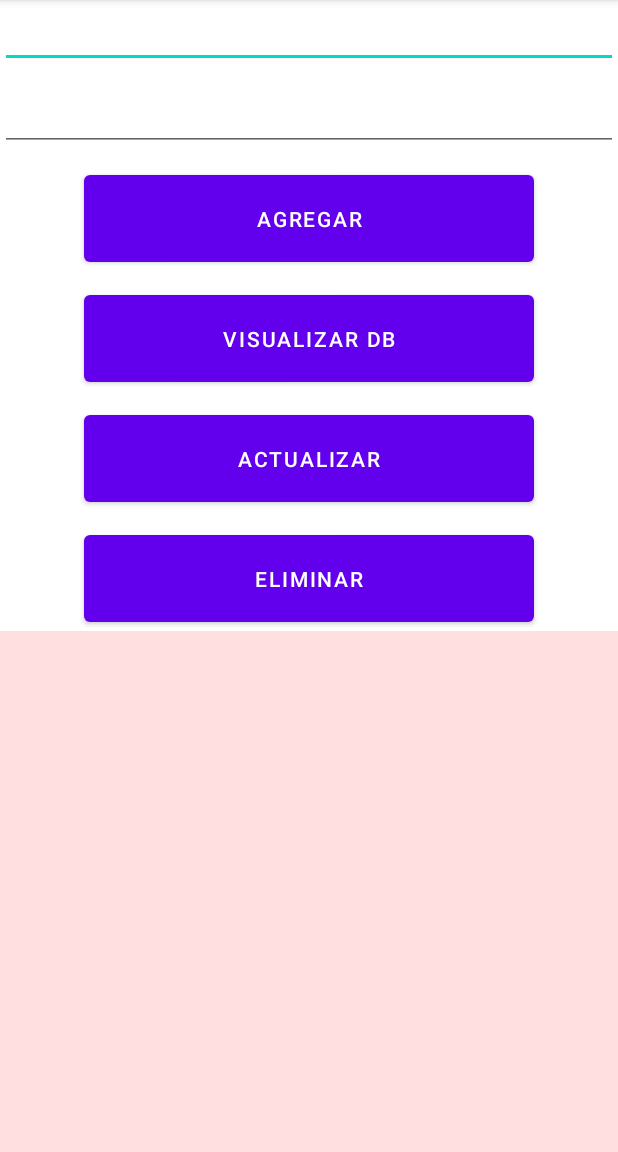
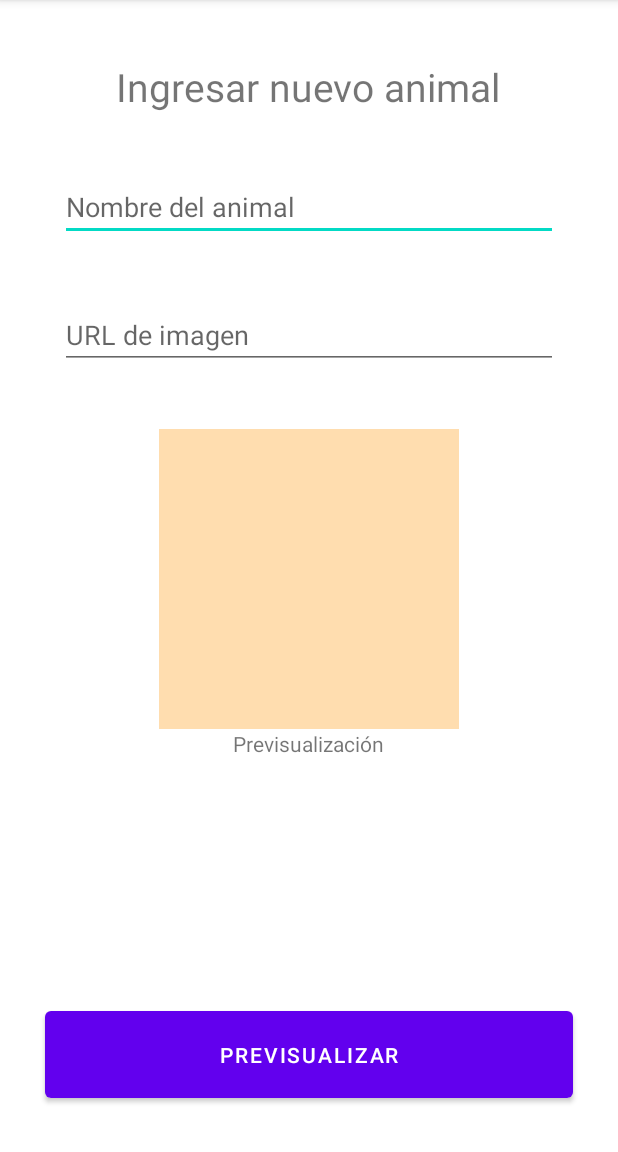
Before and after one commit to ReivajGP/dapdm-android, an Android app: the screen it shows after launch (SQLiteActivity before the commit, DBAddAnimalActivity after it), after a tap on "AGREGAR", on a phone screen of 412 x 824 dp, the part 84-1236 px from its top. Run offline under Robolectric (Android 15) with nearby library versions, the phone set to English and light mode, and no system bars.

Commit message:
Ejercicio tres completo con funcionalidad de actualizar/eliminar

```diff
--- a/PrimerProyecto/app/build.gradle
+++ b/PrimerProyecto/app/build.gradle
@@ -41,4 +41,6 @@ dependencies {
     testImplementation 'junit:junit:4.13.2'
     androidTestImplementation 'androidx.test.ext:junit:1.1.3'
     androidTestImplementation 'androidx.test.espresso:espresso-core:3.4.0'
+    implementation 'com.github.bumptech.glide:glide:4.14.2'
+    annotationProcessor 'com.github.bumptech.glide:compiler:4.14.2'
 }
--- /dev/null
+++ b/PrimerProyecto/app/src/main/java/com/rgp/primerproyecto/ejercicio_tres/AnimalsSQLHelper.kt
@@ -0,0 +1,98 @@
+package com.rgp.primerproyecto.ejercicio_tres
+
+import android.content.ContentValues
+import android.content.Context
+import android.database.Cursor
+import android.database.sqlite.SQLiteDatabase
+import android.database.sqlite.SQLiteOpenHelper
+import android.util.Log
+import com.rgp.primerproyecto.ejercicios_clase.almacenamiento.DBUser
+import com.rgp.primerproyecto.ejercicios_clase.almacenamiento.UserSQLModel
+import java.lang.Exception
+
+class AnimalsSQLHelper(context: Context) : SQLiteOpenHelper(context, DATABASE_NAME, null, DATABASE_VERSION) {
+
+    companion object {
+        private const val DATABASE_VERSION = 1
+        private const val DATABASE_NAME = "animals.db"
+        private const val TABLE_ANIMALS = "table_animals"
+        private const val ID = "id"
+        private const val NAME = "name"
+        private const val IMAGE = "image"
+    }
+
+    override fun onCreate(db: SQLiteDatabase?) {
+        val sqlCreate =
+            "CREATE TABLE $TABLE_ANIMALS ($ID INTEGER PRIMARY KEY AUTOINCREMENT, $NAME TEXT, $IMAGE INTEGER)"
+        db?.execSQL(sqlCreate)
+    }
+
+    override fun onUpgrade(db: SQLiteDatabase?, oldVersion: Int, newVersion: Int) {
+        val sqlUpgrade = "DROP TABLE IF EXISTS $TABLE_ANIMALS"
+        db?.execSQL(sqlUpgrade)
+        onCreate(db)
+    }
+
+    fun insert(animal: AnimalSQLModel): Long {
+        val db = writableDatabase
+        val contentValues = ContentValues().apply {
+            put(NAME, animal.name)
+            put(IMAGE, animal.image)
+        }
+        val result = db.insert(TABLE_ANIMALS, null, contentValues)
+        db.close()
+        return result
+    }
+
+    fun updateAnimal(animal: AnimalSQLModel): Int {
+        val db = writableDatabase
+        val contentValues = ContentValues().apply {
+            put(ID, animal.id)
+            put(NAME, animal.name)
+            put(IMAGE, animal.image)
+        }
+        val result = db.update(TABLE_ANIMALS, contentValues, "id=?", arrayOf("${animal.id}"))
+        db.close()
+        return result
+    }
+
+    fun deleteUser(animalId: Int): Int {
+        val db = writableDatabase
+        val result = db.delete(TABLE_ANIMALS, "id=?", arrayOf("$animalId"))
+        db.close()
+        return result
+    }
+
+    fun getAllAnimals(): ArrayList<AnimalSQLModel> {
+        val animalsList = arrayListOf<AnimalSQLModel>()
+        val query = "SELECT * FROM $TABLE_ANIMALS"
+        val db = readableDatabase
+        val cursor: Cursor?
+
+        try {
+
+            cursor = db.rawQuery(query, null)
+        } catch (e: Exception) {
+            e.printStackTrace()
+            return animalsList
+        }
+
+        var id: Int
+        var name: String
+        var image: String
+
+        with(cursor) {
+            while (moveToNext()) {
+                id = getInt(getColumnIndexOrThrow(ID))
+                name = getString(getColumnIndexOrThrow(NAME))
+                image = getString(getColumnIndexOrThrow(IMAGE))
+
+                val animal = AnimalSQLModel(id, name, image)
+                animalsList.add(animal)
+            }
+        }
+        cursor.close()
+        Log.e("DB", animalsList.toString())
+        return animalsList
+    }
+}
--- /dev/null
+++ b/PrimerProyecto/app/src/main/java/com/rgp/primerproyecto/ejercicio_tres/DBAddAnimalActivity.kt
@@ -0,0 +1,84 @@
+package com.rgp.primerproyecto.ejercicio_tres
+
+import android.graphics.Color
+import android.os.Bundle
+import android.widget.Button
+import android.widget.EditText
+import android.widget.ImageView
+import androidx.appcompat.app.AppCompatActivity
+import androidx.core.view.isVisible
+import com.bumptech.glide.Glide
+import com.rgp.primerproyecto.R
+
+class DBAddAnimalActivity : AppCompatActivity() {
+
+    // GRAPHIC ELEMENTS TO USE
+    lateinit var etAnimalName: EditText
+    lateinit var etAnimalURL: EditText
+    lateinit var ivAnimalPreview: ImageView
+    lateinit var btSave: Button
+    lateinit var btEmpty: Button
+
+    // Properties
+    private var buttonWillPreview: Boolean = true
+
+    override fun onCreate(savedInstanceState: Bundle?) {
+        super.onCreate(savedInstanceState)
+        setContentView(R.layout.activity_db_add_animal)
+
+        setupActivity()
+
+        btSave.setOnClickListener {
+            if (etAnimalName.text.isNotEmpty() && etAnimalURL.text.isNotEmpty()) {
+                if (buttonWillPreview) {
+                    showPreview()
+                } else {
+                    saveDataToDB()
+                }
+            } else {
+                ToastHelper().showToast(this, "Debes llenar ambos campos")
+            }
+        }
+    }
+
+    private fun setupActivity() {
+        etAnimalName = findViewById(R.id.etAnimalName)
+        etAnimalURL = findViewById(R.id.etAnimalUrl)
+        ivAnimalPreview = findViewById(R.id.ivAnimalPreview)
+        btSave = findViewById(R.id.btSecond)
+        btEmpty = findViewById(R.id.btFirst)
+
+        btEmpty.isVisible = false
+        btSave.text = "PREVISUALIZAR"
+    }
+
+    private fun showPreview() {
+        buttonWillPreview = false
+        btSave.text = "GUARDAR"
+        btSave.setBackgroundColor(Color.RED)
+
+        Glide
+            .with(this)
+            .load(etAnimalURL.text)
+            .placeholder(R.drawable.ic_broken_image)
+            .centerInside()
+            .into(ivAnimalPreview)
+    }
+
+    private fun saveDataToDB() {
+        val sqlHelper = AnimalsSQLHelper(this)
+        val animalToSave = AnimalSQLModel(name = etAnimalName.text.toString(), image = etAnimalURL.text.toString())
+        val saveSuccess: Long = sqlHelper.insert(animalToSave)
+        if (saveSuccess > -1) {
+            ToastHelper().showToast(this, "Animal guardado exitosamente")
+        } else {
+            ToastHelper().showToast(this, "Hubo un problema al guardar el elemento")
+        }
+        btSave.isEnabled = false
+    }
+
+    override fun onDetachedFromWindow() {
+        super.onDetachedFromWindow()
+        Glide.get(this).clearMemory()
+    }
+}
--- /dev/null
+++ b/PrimerProyecto/app/src/main/java/com/rgp/primerproyecto/ejercicio_tres/DBShowAnimalsActivity.kt
@@ -0,0 +1,66 @@
+package com.rgp.primerproyecto.ejercicio_tres
+
+import android.content.Intent
+import androidx.appcompat.app.AppCompatActivity
+import android.os.Bundle
+import android.util.Log
+import android.widget.Button
+import androidx.recyclerview.widget.DefaultItemAnimator
+import androidx.recyclerview.widget.DividerItemDecoration
+import androidx.recyclerview.widget.LinearLayoutManager
+import androidx.recyclerview.widget.RecyclerView
+import com.rgp.primerproyecto.R
+import com.rgp.primerproyecto.ejercicio_dos.Animal
+import com.rgp.primerproyecto.ejercicio_dos.RecyclerAnimalListener
+
+class DBShowAnimalsActivity : AppCompatActivity(), RecyclerDBAnimalListener {
+
+    lateinit var rvAnimals: RecyclerView
+    lateinit var btAddAnimal: Button
+    lateinit var sqlHelper: AnimalsSQLHelper
+
+    override fun onCreate(savedInstanceState: Bundle?) {
+        super.onCreate(savedInstanceState)
+        setContentView(R.layout.activity_db_show_animals)
+
+        sqlHelper = AnimalsSQLHelper(this)
+        rvAnimals = findViewById(R.id.rvDBAnimals)
+        btAddAnimal = findViewById(R.id.btAddAnimal)
+
+        btAddAnimal.setOnClickListener {
+            addAnimalButtonPressed()
+        }
+    }
+
+    override fun onResume() {
+        super.onResume()
+        Log.e("WARNINGS", "ON RESUME")
+        setUpRecyclerView()
+    }
+
+    private fun setUpRecyclerView() {
+        Log.e("PRINT", getAnimalsFromDB().toString())
+        var animalsAdapter = AnimalsAdapter(getAnimalsFromDB(), this, this)
+        rvAnimals.layoutManager = LinearLayoutManager(this, RecyclerView.VERTICAL, false)
+        rvAnimals.addItemDecoration(DividerItemDecoration(this, DividerItemDecoration.VERTICAL))
+        rvAnimals.itemAnimator = DefaultItemAnimator()
+        rvAnimals.adapter = animalsAdapter
+    }
+
+    private fun getAnimalsFromDB() : ArrayList<AnimalSQLModel> {
+        Log.e("LIST", sqlHelper.getAllAnimals().toString())
+        return sqlHelper.getAllAnimals()
+    }
+
+    private fun addAnimalButtonPressed() {
+        val intent = Intent(this, DBAddAnimalActivity::class.java)
+        startActivity(intent)
+    }
+
+    override fun onAnimalSelected(animal: AnimalSQLModel) {
+        val intent = Intent(this, DBUpdateAnimalActivity::class.java).apply {
+            putExtra("KEY_ANIMAL", animal)
+        }
+        startActivity(intent)
+    }
+}
--- /dev/null
+++ b/PrimerProyecto/app/src/main/java/com/rgp/primerproyecto/ejercicio_tres/RecyclerDBAnimalListener.kt
@@ -0,0 +1,5 @@
+package com.rgp.primerproyecto.ejercicio_tres
+
+interface RecyclerDBAnimalListener {
+    fun onAnimalSelected(animal: AnimalSQLModel)
+}
--- a/PrimerProyecto/app/src/main/java/com/rgp/primerproyecto/ejercicios_clase/almacenamiento/FilesActivity.kt
+++ b/PrimerProyecto/app/src/main/java/com/rgp/primerproyecto/ejercicios_clase/almacenamiento/FilesActivity.kt
@@ -14,10 +14,10 @@ class FilesActivity : AppCompatActivity() {
 
         val etInfo: EditText = findViewById(R.id.etInfo)
         val btSaveFile: Button = findViewById(R.id.btSaveFile)
-        val ivPerson: ImageView = findViewById((R.id.ivPerson))
+        //val ivPerson: ImageView = findViewById((R.id.ivPerson))
 
         val fileName: String = "texto.txt"
-        val body: String = "Cuerpo del archivo"
+        //val body: String = "Cuerpo del archivo"
 
         // TODO: ADD GLIDE HERE
 
--- /dev/null
+++ b/PrimerProyecto/app/src/main/res/drawable/ic_broken_image.xml
@@ -0,0 +1,5 @@
+<vector android:height="24dp" android:tint="#471D1D"
+    android:viewportHeight="24" android:viewportWidth="24"
+    android:width="24dp" xmlns:android="http://schemas.android.com/apk/res/android">
+    <path android:fillColor="@android:color/white" android:pathData="M21.9,21.9l-8.49,-8.49l0,0L3.59,3.59l0,0L2.1,2.1L0.69,3.51L3,5.83V19c0,1.1 0.9,2 2,2h13.17l2.31,2.31L21.9,21.9zM5,18l3.5,-4.5l2.5,3.01L12.17,15l3,3H5zM21,18.17L5.83,3H19c1.1,0 2,0.9 2,2V18.17z"/>
+</vector>
--- /dev/null
+++ b/PrimerProyecto/app/src/main/res/layout/activity_db_add_animal.xml
@@ -0,0 +1,75 @@
+<?xml version="1.0" encoding="utf-8"?>
+<RelativeLayout xmlns:android="http://schemas.android.com/apk/res/android"
+    xmlns:app="http://schemas.android.com/apk/res-auto"
+    xmlns:tools="http://schemas.android.com/tools"
+    android:layout_width="match_parent"
+    android:layout_height="match_parent"
+    tools:context=".ejercicio_tres.DBAddAnimalActivity">
+
+    <TextView
+        android:id="@+id/tvTitle"
+        android:layout_width="wrap_content"
+        android:layout_height="wrap_content"
+        android:layout_centerHorizontal="true"
+        android:textSize="26sp"
+        android:layout_marginTop="40dp"
+        android:text="Ingresar nuevo animal"/>
+
+    <EditText
+        android:id="@+id/etAnimalName"
+        android:layout_below="@+id/tvTitle"
+        android:layout_width="match_parent"
+        android:layout_height="wrap_content"
+        android:hint="Nombre del animal"
+        android:layout_marginLeft="40dp"
+        android:layout_marginRight="40dp"
+        android:layout_marginTop="40dp"/>
+
+    <EditText
+        android:id="@+id/etAnimalUrl"
+        android:layout_below="@+id/etAnimalName"
+        android:layout_width="match_parent"
+        android:layout_height="wrap_content"
+        android:hint="URL de imagen"
+        android:layout_marginLeft="40dp"
+        android:layout_marginRight="40dp"
+        android:layout_marginTop="40dp"/>
+
+    <ImageView
+        android:id="@+id/ivAnimalPreview"
+        android:layout_width="200dp"
+        android:layout_height="200dp"
+        android:background="#FFDDAF"
+        android:layout_below="@id/etAnimalUrl"
+        android:layout_centerHorizontal="true"
+        android:layout_marginTop="40dp"/>
+
+    <TextView
+        android:id="@+id/tvPreview"
+        android:layout_below="@id/ivAnimalPreview"
+        android:layout_alignParentBottom="true"
+        android:layout_centerHorizontal="true"
+        android:text="Previsualización"
+        android:layout_width="wrap_content"
+        android:layout_height="wrap_content"/>
+
+    <Button
+        android:id="@+id/btFirst"
+        android:text="Botón 1"
+        android:layout_above="@id/btSecond"
+        android:layout_marginBottom="20dp"
+        android:layout_marginLeft="30dp"
+        android:layout_marginRight="30dp"
+        android:layout_width="match_parent"
+        android:layout_height="70dp"/>
+
+    <Button
+        android:id="@+id/btSecond"
+        android:text="Botón 2"
+        android:layout_alignParentBottom="true"
+        android:layout_marginBottom="30dp"
+        android:layout_marginLeft="30dp"
+        android:layout_marginRight="30dp"
+        android:layout_width="match_parent"
+        android:layout_height="70dp"/>
+</RelativeLayout>
```
Also changed, not shown: PrimerProyecto/app/src/main/AndroidManifest.xml (+10 -1 lines), PrimerProyecto/app/src/main/java/com/rgp/primerproyecto/ejercicio_tres/AnimalSQLModel.kt (added, +9 -0 lines), PrimerProyecto/app/src/main/java/com/rgp/primerproyecto/ejercicio_tres/AnimalsAdapter.kt (added, +63 -0 lines), PrimerProyecto/app/src/main/java/com/rgp/primerproyecto/ejercicio_tres/DBUpdateAnimalActivity.kt (added, +113 -0 lines), PrimerProyecto/app/src/main/java/com/rgp/primerproyecto/ejercicio_tres/ToastHelper.kt (added, +10 -0 lines), PrimerProyecto/app/src/main/res/layout/activity_db_show_animals.xml (added, +37 -0 lines), PrimerProyecto/app/src/main/res/layout/db_animal_item.xml (added, +45 -0 lines).
